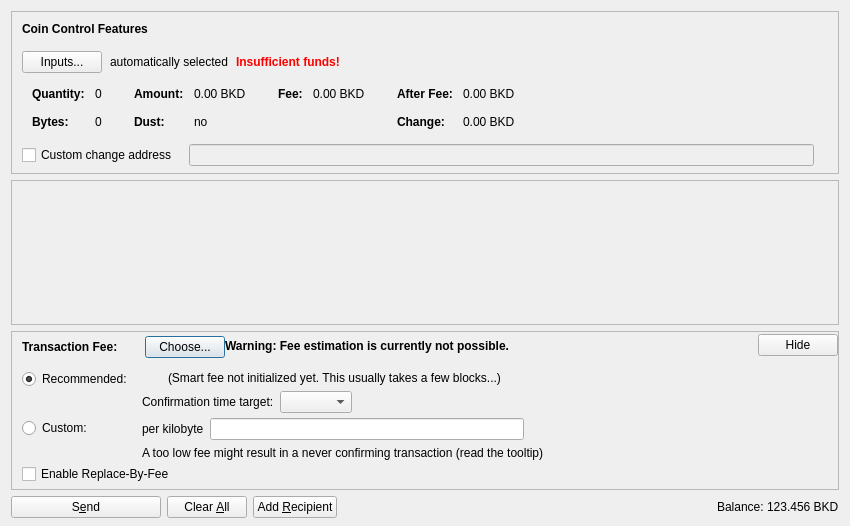
The window that src/qt/forms/sendcoinsdialog.ui (bitkanda/bitkanda) describes before a commit, drawn with Qt 5.
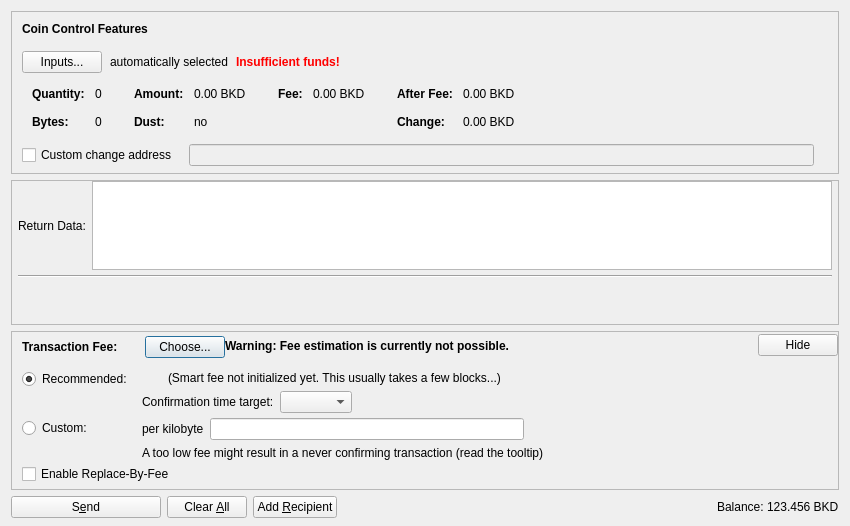
The same window after the commit. Icons and pictures are not drawn. Custom widgets are drawn as their Qt base class.

Commit message: Send add op_return support.

What changed in the file:
```diff
--- a/src/qt/forms/sendcoinsdialog.ui
+++ b/src/qt/forms/sendcoinsdialog.ui
@@ -592,17 +592,20 @@
        </rect>
       </property>
       <layout class="QVBoxLayout" name="verticalLayout_2" stretch="0,1">
+       <property name="spacing">
+        <number>5</number>
+       </property>
        <property name="leftMargin">
-        <number>0</number>
+        <number>6</number>
        </property>
        <property name="topMargin">
         <number>0</number>
        </property>
        <property name="rightMargin">
-        <number>0</number>
+        <number>6</number>
        </property>
        <property name="bottomMargin">
-        <number>0</number>
+        <number>6</number>
        </property>
        <item>
         <layout class="QVBoxLayout" name="entries">
@@ -611,6 +614,42 @@
          </property>
         </layout>
        </item>
+       <item>
+        <layout class="QHBoxLayout" name="horizontalLayout_3">
+         <property name="spacing">
+          <number>6</number>
+         </property>
+         <property name="leftMargin">
+          <number>0</number>
+         </property>
+         <property name="topMargin">
+          <number>0</number>
+         </property>
+         <property name="rightMargin">
+          <number>0</number>
+         </property>
+         <property name="bottomMargin">
+          <number>0</number>
+         </property>
+         <item>
+          <widget class="QLabel" name="labelRetnrn">
+           <property name="text">
+            <string>Return Data:</string>
+           </property>
+          </widget>
+         </item>
+         <item>
+          <widget class="QTextEdit" name="teReturn"/>
+         </item>
+        </layout>
+       </item>
+       <item>
+        <widget class="Line" name="line">
+         <property name="orientation">
+          <enum>Qt::Horizontal</enum>
+         </property>
+        </widget>
+       </item>
        <item>
         <spacer name="verticalSpacer">
          <property name="orientation">
```
Left out of the diff: 22 changed lines with no effect on the pictures. The commit also changes 4 other files.
